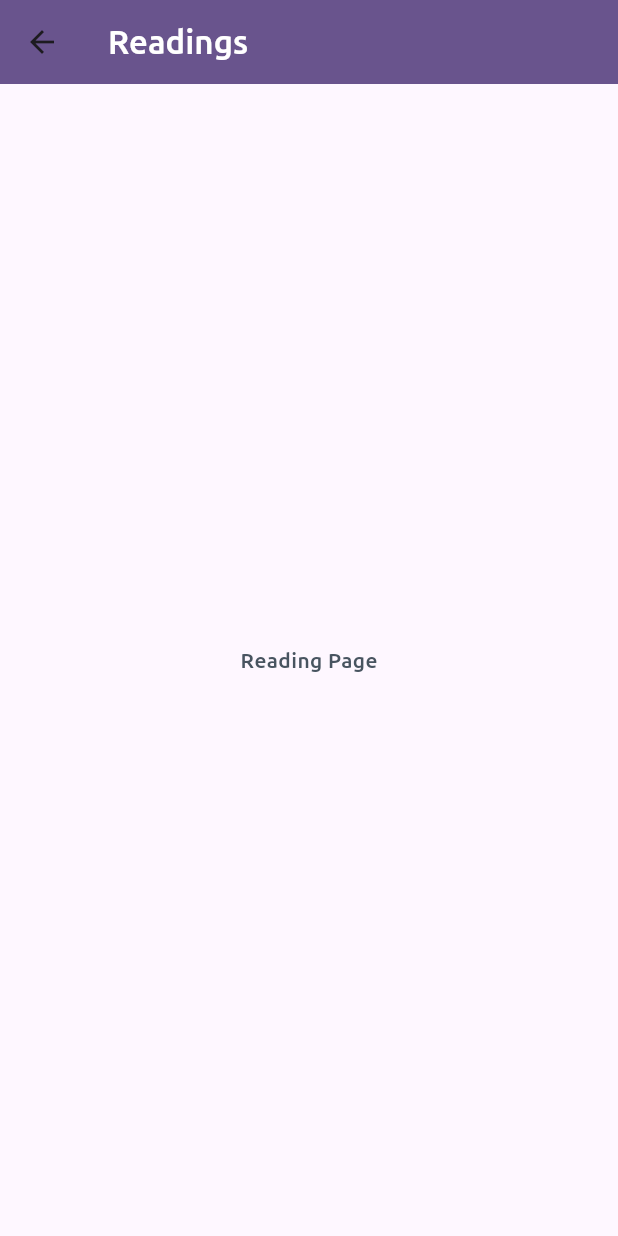
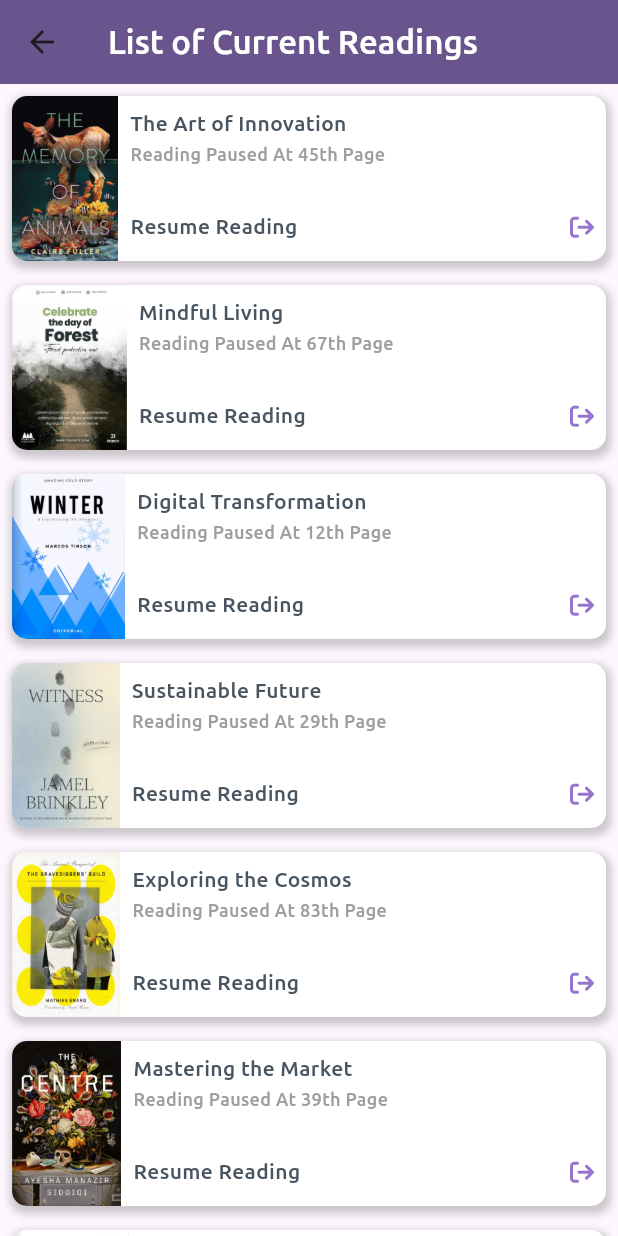
Before and after one commit to ashikurrahmanbd/ebook-shelf, a Flutter app: the Reading screen opened by its route, on a phone screen of 412 x 824 dp. Run offline on Flutter 3.47's test engine with Material 3 defaults, Android fonts, the phone set to English and light mode, and no system bars; our stand-ins replace flutter_rating_stars, font_awesome_flutter.

Commit message:
profile  page and reading page added

```diff
--- a/lib/pages/profile.dart
+++ b/lib/pages/profile.dart
@@ -11,6 +11,8 @@ class _ProfileState extends State<Profile> {
 
   get primaryColor => Theme.of(context).colorScheme.primary;
 
+  int _value = 0;
+
   @override
   Widget build(BuildContext context) {
     return Scaffold(
@@ -21,9 +23,18 @@ class _ProfileState extends State<Profile> {
         backgroundColor: primaryColor,
       ),
 
-      body: const Center(
-        child: Text('Profile Page'),
+      body: Center(
+        child: Text(_value.toString(), style: TextStyle(fontSize: 25, color: Colors.black54),),
       ),
+
+      floatingActionButton: FloatingActionButton(
+          onPressed: (){
+            setState(() {
+              _value++;
+            });
+          }
+      ),
+
     );
   }
 }
--- a/lib/pages/reading.dart
+++ b/lib/pages/reading.dart
@@ -1,4 +1,6 @@
+import 'package:ebook_shelf/appcolors.dart';
 import 'package:flutter/material.dart';
+import 'package:font_awesome_flutter/font_awesome_flutter.dart';
 
 class Reading extends StatefulWidget {
   const Reading({super.key});
@@ -17,13 +19,184 @@ class _ReadingState extends State<Reading> {
 
       appBar: AppBar(
 
-        title: const Text('Readings', style: TextStyle(color: Colors.white),),
+        title: const Text('List of Current Readings', style: TextStyle(color: Colors.white),),
         backgroundColor: primaryColor,
       ),
 
-      body: const Center(
-        child: Text('Reading Page'),
+      body: ListView.builder(
+        itemCount: currentReadings.length,
+        itemBuilder: (context, index) {
+          return Container(
+            //container e height deya jabe na. just make it a free  to expand anytime
+            width: MediaQuery.of(context).size.width,
+            padding: EdgeInsets.all(8), //padding will be decreased from child
+
+            child: Column(
+              children: [
+                Container(
+
+                  height: 110,
+                  decoration: BoxDecoration(
+                      borderRadius: BorderRadius.circular(10),
+                      color: Colors.white,
+                      boxShadow: [
+                        BoxShadow(
+                          color: Colors.black54.withOpacity(0.2),
+                          blurRadius: 4,
+                          spreadRadius: 2,
+                          offset: Offset(1, 3),
+
+                        )
+                      ]
+                  ),
+
+                  child: Row(
+                    children: [
+                      ClipRRect(
+                          borderRadius:BorderRadius.only(topLeft: Radius.circular(10), bottomLeft: Radius.circular(10)),
+                          child: Image(
+                            image: AssetImage(currentReadings[index]['bookimageurl']),
+                          )
+                      ),
+
+                      Expanded(
+
+                          child: Padding(
+                            padding: const EdgeInsets.all(8.0),
+                            child: Column(
+                              crossAxisAlignment: CrossAxisAlignment.start,
+                              children: [
+
+                                Text(currentReadings[index]['title']),
+                                SizedBox(height: 2,),
+                                Text('Reading Paused At ' + currentReadings[index]['pausedat'].toString() + 'th Page', style: TextStyle(fontSize: 12, color: Colors.grey),),
+                                SizedBox(
+                                  height: 30,
+                                ),
+                                Row(
+                                  mainAxisAlignment: MainAxisAlignment.spaceBetween,
+                                  children: [
+
+                                    Text('Resume Reading'),
+                                    FaIcon(FontAwesomeIcons.arrowRightFromBracket, size: 16, color: Color(AppPrimaryColor.appPrimaryColor),),
+                                  ],
+                                )
+                              ],
+                            ),
+                          )
+                      )
+                    ],
+                  ),
+
+
+                )
+              ],
+            ),
+          );
+        },
       ),
+
     );
+
+
+
+
+
   }
 }
+
+
+
+//all book list of current readings
+final List<Map<String, dynamic>> currentReadings = [
+  {
+    'title': 'The Art of Innovation',
+    'booked': 101,
+    'pausedat': 45,
+    'bookimageurl': 'assets/images/ebok1.png',
+  },
+  {
+    'title': 'Mindful Living',
+    'booked': 102,
+    'pausedat': 67,
+    'bookimageurl': 'assets/images/ebook2.png',
+  },
+  {
+    'title': 'Digital Transformation',
+    'booked': 103,
+    'pausedat': 12,
+    'bookimageurl': 'assets/images/ebook3.png',
+  },
+  {
+    'title': 'Sustainable Future',
+    'booked': 104,
+    'pausedat': 29,
+    'bookimageurl': 'assets/images/ebook4.png',
+  },
+  {
+    'title': 'Exploring the Cosmos',
+    'booked': 105,
+    'pausedat': 83,
+    'bookimageurl': 'assets/images/ebook5.png',
+  },
+  {
+    'title': 'Mastering the Market',
+    'booked': 106,
+    'pausedat': 39,
+    'bookimageurl': 'assets/images/ebook6.png',
+  },
+  {
+    'title': 'Creative Thinking',
+    'booked': 107,
+    'pausedat': 22,
+    'bookimageurl': 'assets/images/ebook7.png',
+  },
+  {
+    'title': 'The Psychology of Success',
+    'booked': 108,
+    'pausedat': 51,
+    'bookimageurl': 'assets/images/ebook8.png',
+  },
+  {
+    'title': 'The Power of Habit',
+    'booked': 109,
+    'pausedat': 78,
+    'bookimageurl': 'assets/images/ebok1.png',
+  },
+  {
+    'title': 'The Art of Negotiation',
+    'booked': 110,
+    'pausedat': 34,
+    'bookimageurl': 'assets/images/ebook2.png',
+  },
+  {
+    'title': 'Leadership Principles',
+    'booked': 111,
+    'pausedat': 15,
+    'bookimageurl': 'assets/images/ebook3.png',
+  },
+  {
+    'title': 'Global Economies',
+    'booked': 112,
+    'pausedat': 61,
+    'bookimageurl': 'assets/images/ebook4.png',
+  },
+  {
+    'title': 'Artificial Intelligence Explained',
+    'booked': 113,
+    'pausedat': 49,
+    'bookimageurl': 'assets/images/ebook5.png',
+  },
+  {
+    'title': 'The Future of Work',
+    'booked': 114,
+    'pausedat': 74,
+    'bookimageurl': 'assets/images/ebook6.png',
+  },
+  {
+    'title': 'Emotional Intelligence',
+    'booked': 115,
+    'pausedat': 27,
+    'bookimageurl': 'assets/images/ebook7.png',
+  },
+];
```
